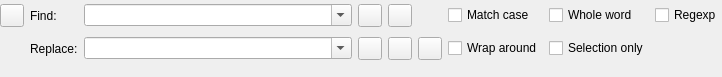
Qt form QScintilla/ReplaceWidget.ui (testmana2/test) before a commit.
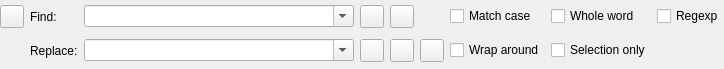
The same form after that commit.

Commit message: Corrected a wrong layout parameter for the changed Replace widget.

What changed in the file:
```diff
--- a/QScintilla/ReplaceWidget.ui
+++ b/QScintilla/ReplaceWidget.ui
@@ -6,26 +6,17 @@
    <rect>
     <x>0</x>
     <y>0</y>
-    <width>722</width>
-    <height>77</height>
+    <width>724</width>
+    <height>69</height>
    </rect>
   </property>
   <property name="windowTitle">
    <string>Find and Replace</string>
   </property>
   <layout class="QGridLayout" name="gridLayout">
-   <property name="leftMargin">
+   <property name="margin">
     <number>0</number>
    </property>
-   <property name="topMargin">
-    <number>0</number>
-   </property>
-   <property name="rightMargin">
-    <number>0</number>
-   </property>
-   <property name="bottomMargin">
-    <number>12</number>
-   </property>
    <item row="0" column="0">
     <widget class="QToolButton" name="closeButton">
      <property name="toolTip">
```
